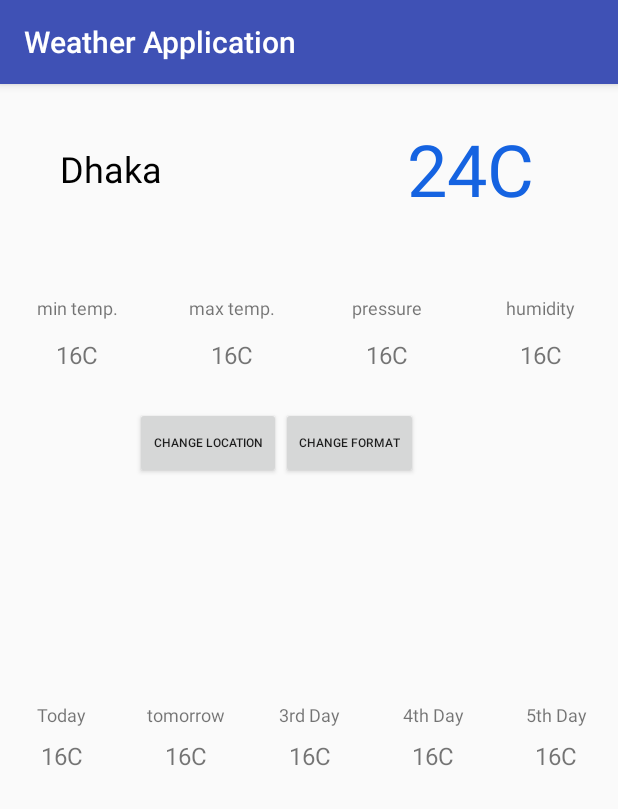
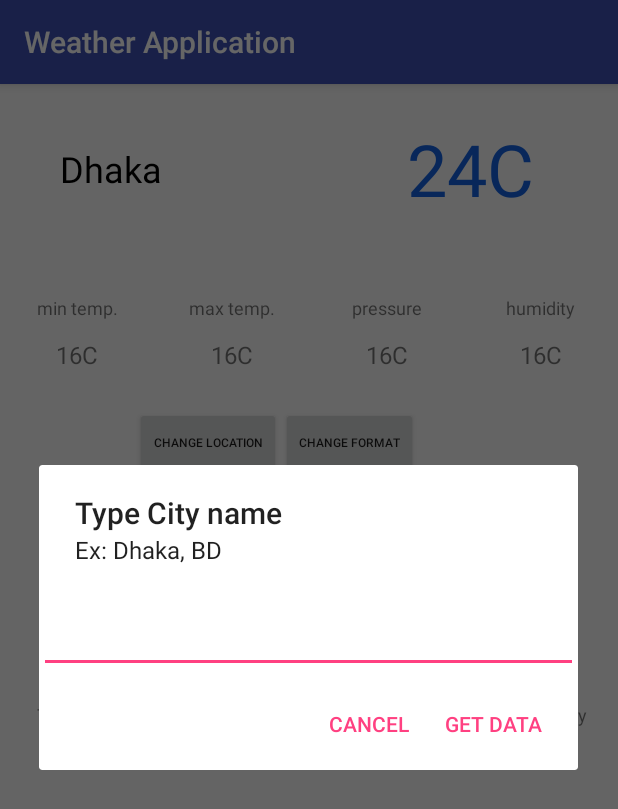
Before and after one commit to Munia1213/WeatherApplicationUsing3rdPartLibrary, an Android app: the screen it shows after launch (MainActivity), after a tap on "CHANGE LOCATION", on a phone screen of 412 x 824 dp. Shown: the top 809 px of the screen. Run offline under Robolectric (Android 15) with nearby library versions, the phone set to English and light mode, and no system bars.

```diff
--- a/app/src/main/java/com/example/shovon/weatherapplication/MainActivity.java
+++ b/app/src/main/java/com/example/shovon/weatherapplication/MainActivity.java
@@ -1,20 +1,22 @@
 package com.example.shovon.weatherapplication;
 
+import android.app.AlertDialog;
+import android.content.Context;
+import android.content.DialogInterface;
 import android.support.design.widget.BottomSheetDialogFragment;
 import android.support.v7.app.AppCompatActivity;
 import android.os.Bundle;
 import android.util.Log;
 import android.view.View;
 import android.widget.Button;
+import android.widget.EditText;
 import android.widget.RelativeLayout;
 import android.widget.TextView;
 import android.widget.Toast;
 
 import com.example.shovon.weatherapplication.apiNetworking.ApiClient;
-import com.example.shovon.weatherapplication.apiNetworking.ApiEndPoint;
 import com.example.shovon.weatherapplication.apiNetworking.ApiService;
 import com.example.shovon.weatherapplication.model.WeatherData;
-import com.example.shovon.weatherapplication.utils.TempConverter;
 
 import retrofit2.Call;
 import retrofit2.Callback;
@@ -91,7 +93,9 @@ public class MainActivity extends AppCompatActivity {
 //            }
 //        });
 
-        getWeatherByCity();
+//        String cityName = "Dhaka, bd";
+//
+//        getWeatherByCity(cityName);
     }
 
 
@@ -102,7 +106,22 @@ public class MainActivity extends AppCompatActivity {
             switch (view.getId()){
 
                 case R.id.locationChangeBtn:
-                    Toast.makeText(MainActivity.this,"change your location",Toast.LENGTH_SHORT).show();
+                   final EditText cityNameET = new EditText(MainActivity.this);
+                    AlertDialog.Builder alert = new AlertDialog.Builder(MainActivity.this);
+                    alert.setTitle("Type City name");
+                    alert.setMessage("Ex: Dhaka, BD");
+                    alert.setView(cityNameET);
+                    alert.setPositiveButton("Get Data", new DialogInterface.OnClickListener() {
+                        @Override
+                        public void onClick(DialogInterface dialogInterface, int i) {
+                            final String cityName = cityNameET.getText().toString();
+                            getWeatherByCity(cityName);
+                            Toast.makeText(MainActivity.this,"search under processing",Toast.LENGTH_SHORT).show();
+                        }
+                    });
+                    alert.setNegativeButton("Cancel", null);
+                    alert.show();
+
                     break;
 
                 case R.id.weatherFormatBtn:
@@ -141,9 +160,9 @@ public class MainActivity extends AppCompatActivity {
 
 
 
-    private void getWeatherByCity() {
+    private void getWeatherByCity(String cityName) {
 
-        Call<WeatherData> call = apiClient.getDataByCelcius("dhaka,bd","metric", API_KEY);
+        Call<WeatherData> call = apiClient.getDataByCelcius(cityName,"metric", API_KEY);
         call.enqueue(new Callback<WeatherData>() {
             @Override
             public void onResponse(Call<WeatherData> call, Response<WeatherData> response) {
```
